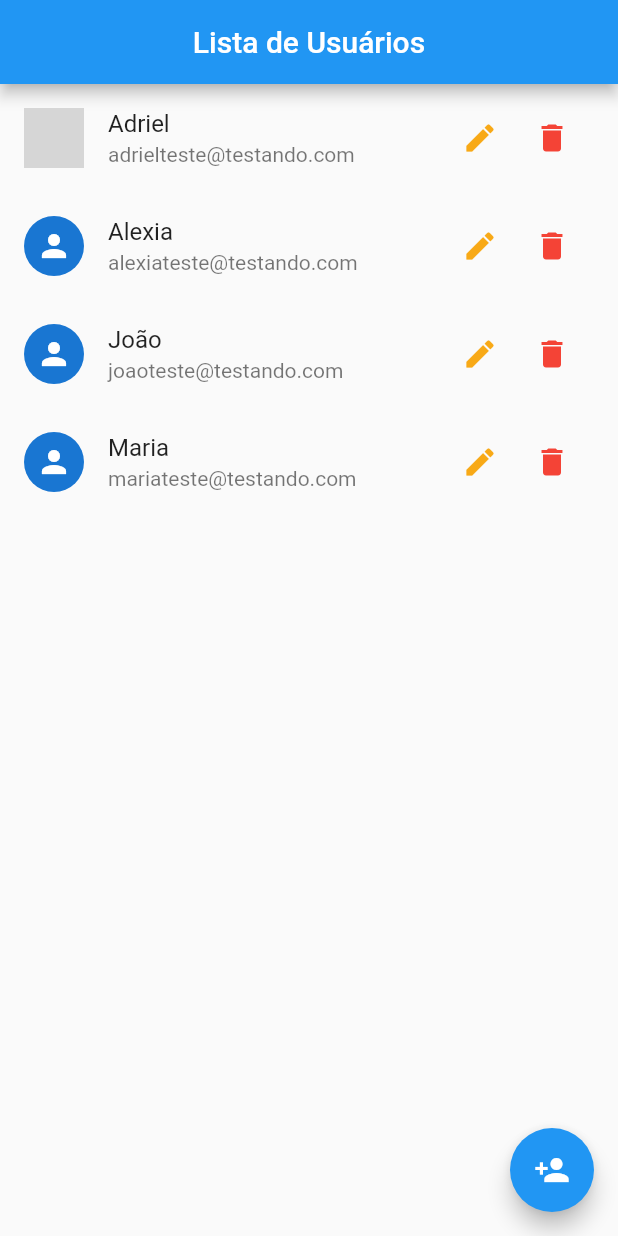
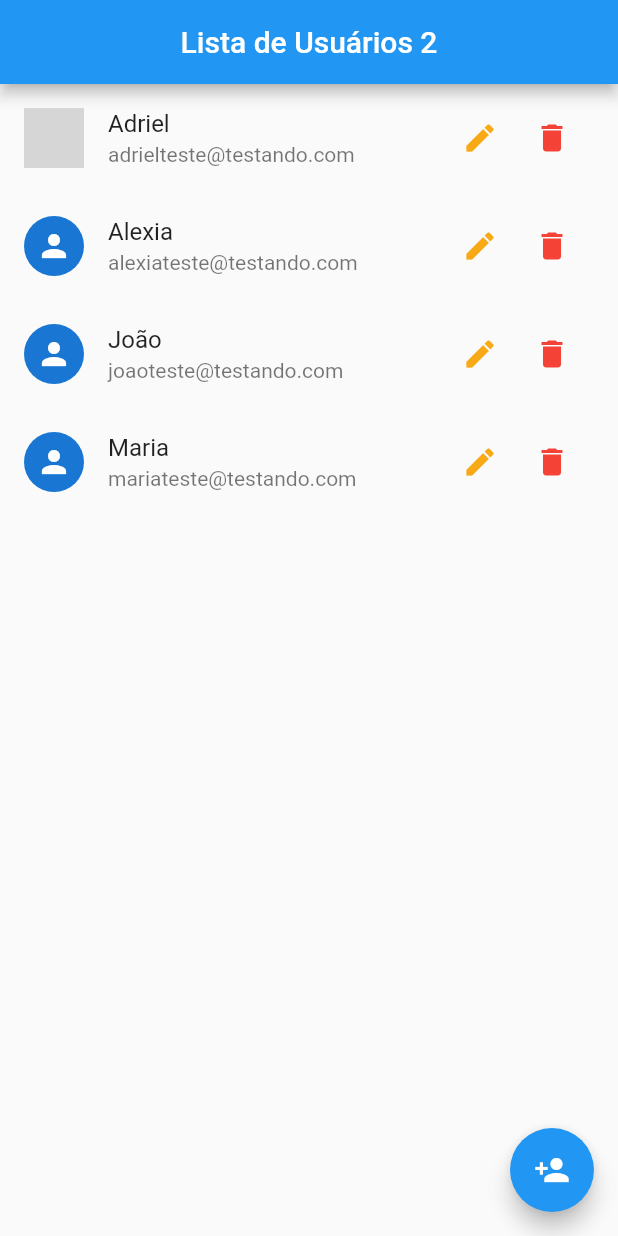
Before and after one commit to AdrielCosta420/projetoDesafio, a Flutter app: the screen it shows after launch, on a phone screen of 412 x 824 dp. Run offline on Flutter 3.47's test engine with Material 2 defaults, Android fonts, the light colour scheme and no system bars; network calls fail; grey boxes are pictures that could not be loaded.

Commit message:
implementando métodos dentro do provider, um para retornar os valores dos itens da minha lista, e outro método para retornar o valor de cada elemento do indice da lista

```diff
--- a/lib/main.dart
+++ b/lib/main.dart
@@ -1,5 +1,7 @@
 import 'package:flutter/cupertino.dart';
 import 'package:flutter/material.dart';
+import 'package:flutter_application_desafio/provider/users.dart';
+import 'package:provider/provider.dart';
 
 import 'pages/home_page.dart';
 
@@ -12,9 +14,12 @@ class MyApp extends StatelessWidget {
 
   @override
   Widget build(BuildContext context) {
-    return MaterialApp(
-      home: HomePage(),
-      debugShowCheckedModeBanner: false,
+    return ChangeNotifierProvider(
+      create: ((context) => UsersProvider()),
+      child: MaterialApp(
+        home: HomePage(),
+        debugShowCheckedModeBanner: false,
+      ),
     );
   }
 }
--- a/lib/pages/home_page.dart
+++ b/lib/pages/home_page.dart
@@ -2,7 +2,13 @@ import 'package:flutter/material.dart';
 import 'package:flutter_application_desafio/classes/classUsers.dart';
 import 'package:flutter_application_desafio/dados/dados_users.dart';
 import 'package:flutter_application_desafio/pages/cadastrarUser_page.dart';
+import 'package:flutter_application_desafio/provider/users.dart';
 import 'package:flutter_application_desafio/widgets/user_tile.dart';
+import 'package:provider/provider.dart';
+
+import 'package:flutter_application_desafio/provider/users.dart';
+
+
 
 import '../widgets/custom_switch.dart';
 
@@ -18,20 +24,20 @@ class _HomePageState extends State<HomePage> {
 
   @override
   Widget build(BuildContext context) {
-    final Users = {...DADOS_USERS};
+    final UsersProvider users = Provider.of(context);
 
     return Scaffold(
       appBar: AppBar(
-        title: const Text('Lista de Usuários'
+        title: const Text('Lista de Usuários 2'
           ),
           centerTitle: true,
 
         ),
       body: ListView.builder(
         //mostrar o tamanho da lista
-        itemCount: Users.length,
+        itemCount: users.count,
         // um método
-        itemBuilder: ((context, index) => UserTile(Users.values.elementAt(index))),
+        itemBuilder: ((context, index) => UserTile(users.byIndex(index))),
         ),
     floatingActionButton: FloatingActionButton(
       child:
--- a/lib/provider/users.dart
+++ b/lib/provider/users.dart
@@ -1,7 +1,23 @@
 //provider para controlar esse map de usuarios, pegar o usuario a partir do indice, excluir, adicionar,etc
 
 import 'package:flutter/cupertino.dart';
+import 'package:flutter_application_desafio/classes/classUsers.dart';
+import 'package:flutter_application_desafio/dados/dados_users.dart';
 
+//mixin
 class UsersProvider with ChangeNotifier {
+  final Map<String, User> _items = {...DADOS_USERS};
 
+  //metodos
+  List<User> get all {
+    return [..._items.values];
+  }
+
+  int get count {
+    return _items.length;
+  }
+
+  User byIndex(int i) {
+    return _items.values.elementAt(i);
+  }
 }
```
